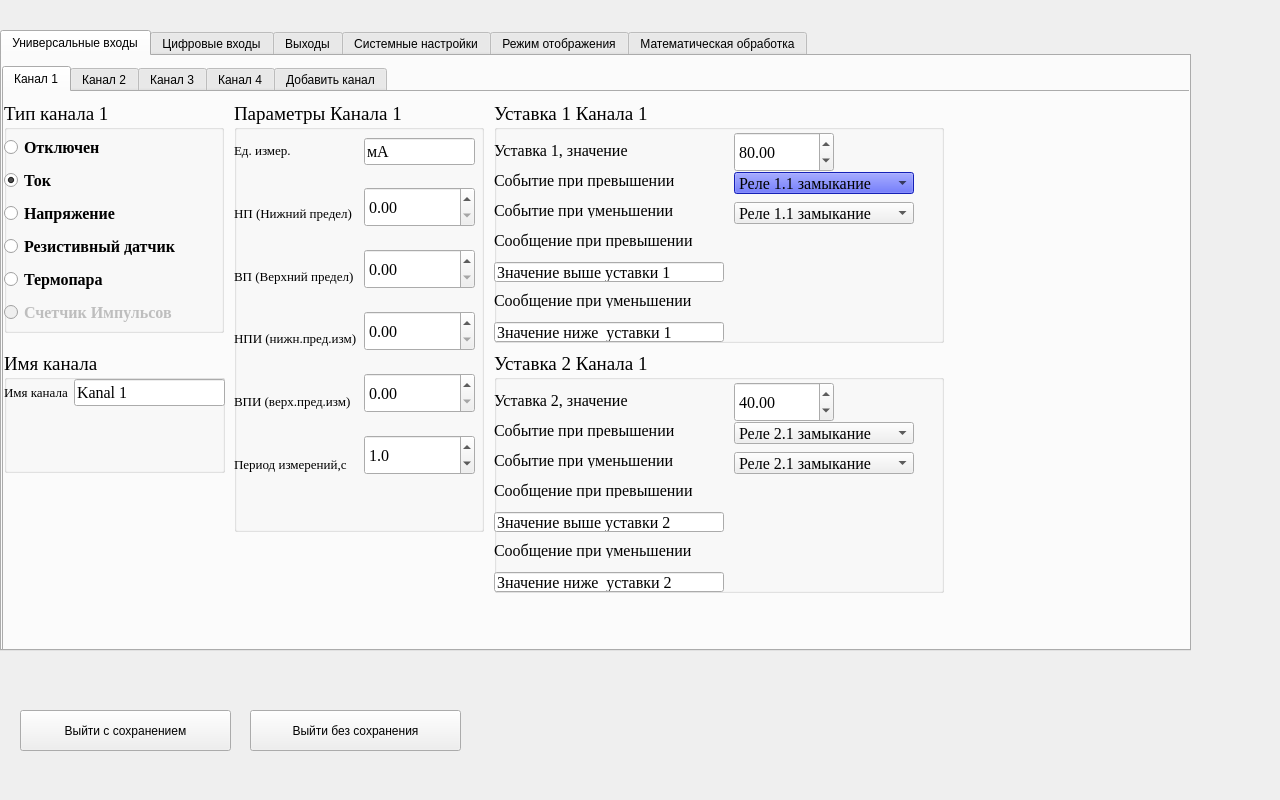
Before: the Qt Designer form options.ui in tomyqg/topaz-m, drawn with Qt 5.
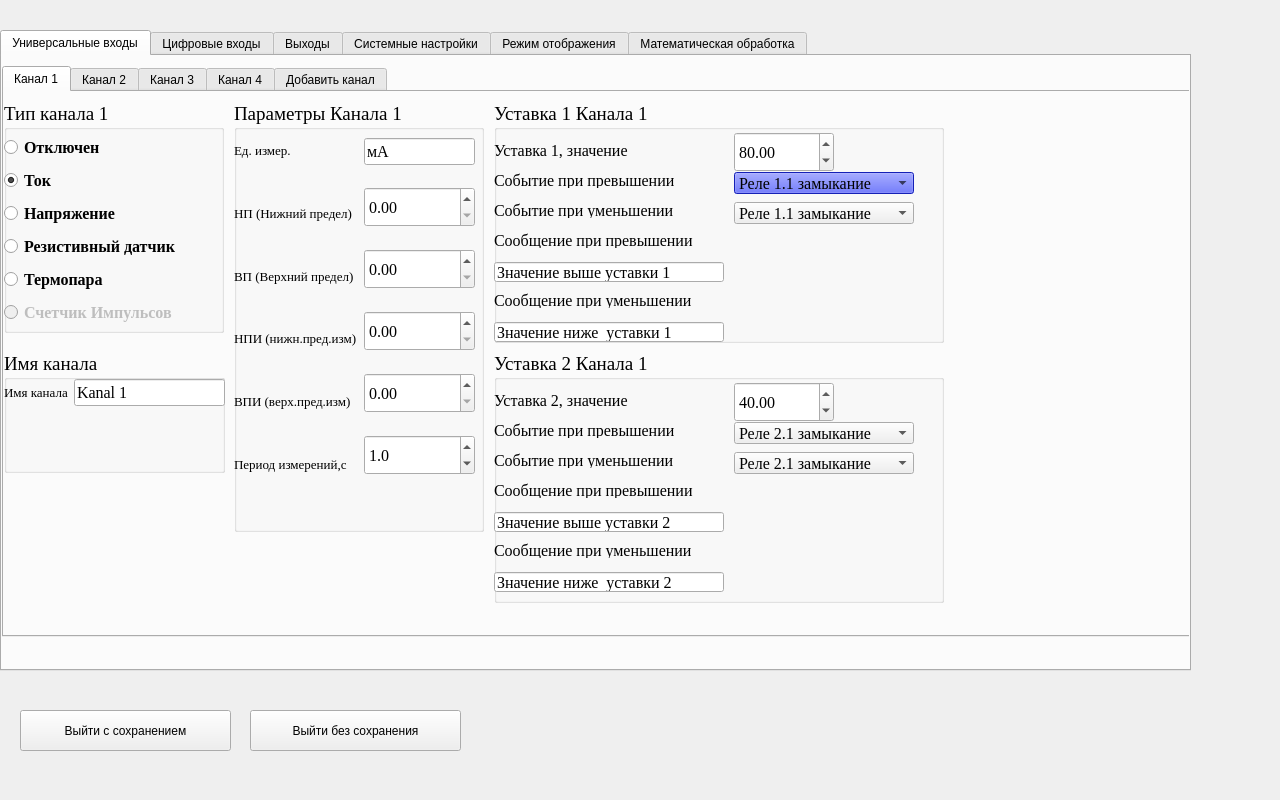
After: the same form once the commit is applied. The open tabs and pages were chosen to show the change.

```diff
--- a/options.ui
+++ b/options.ui
@@ -34,7 +34,7 @@
      <x>0</x>
      <y>30</y>
      <width>1191</width>
-     <height>621</height>
+     <height>641</height>
     </rect>
    </property>
    <property name="tabShape">
@@ -56,7 +56,7 @@
        <x>0</x>
        <y>10</y>
        <width>1280</width>
-       <height>621</height>
+       <height>571</height>
       </rect>
      </property>
      <property name="cursor">
@@ -760,7 +760,7 @@
          <x>490</x>
          <y>260</y>
          <width>450</width>
-         <height>241</height>
+         <height>251</height>
         </rect>
        </property>
        <property name="font">
```
Left out of the diff: 10 changed lines with no effect on the pictures.
